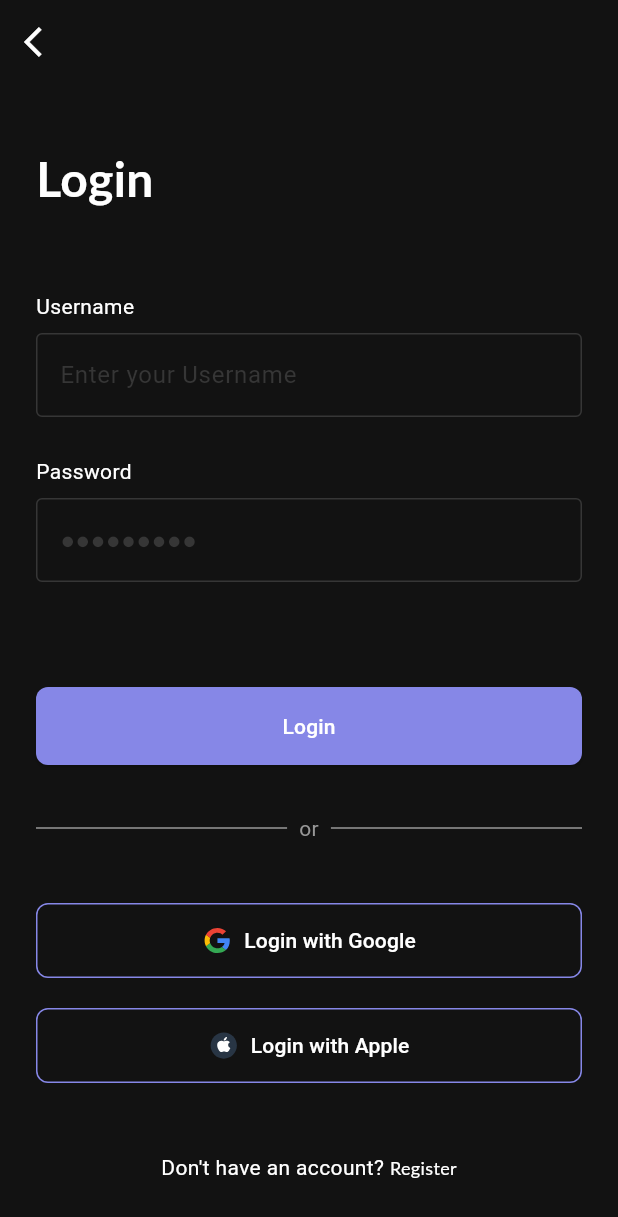
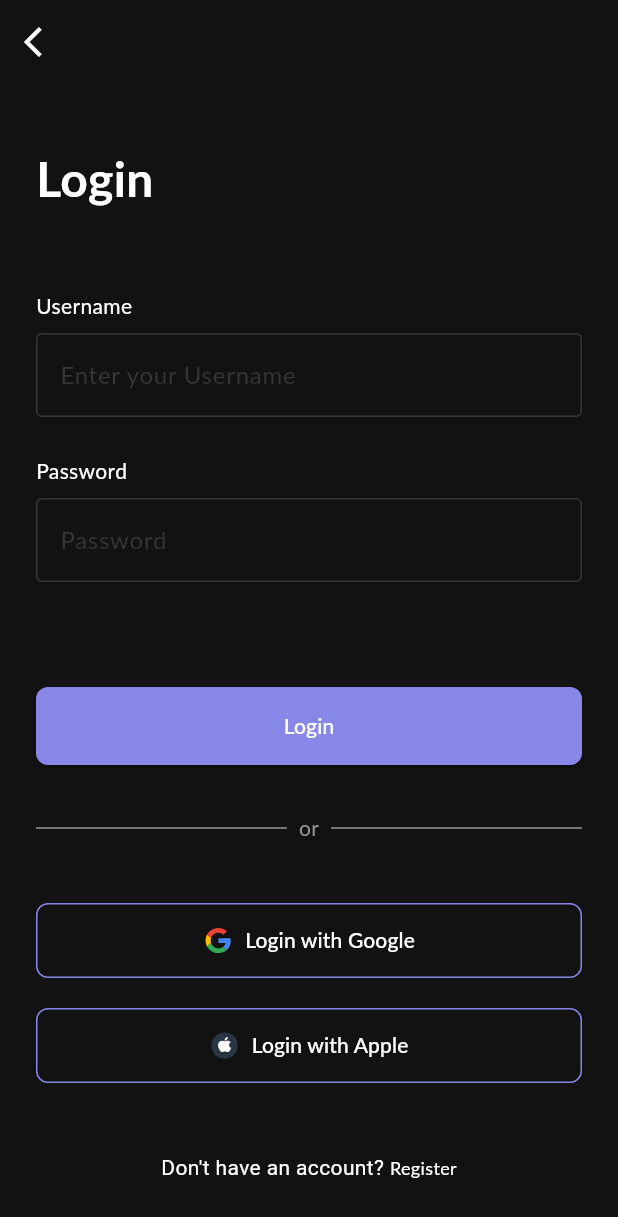
Before and after one commit to vinhdevz/note_app, a Flutter app: the screen it shows after launch, after a tap on "LOGIN", on a phone screen of 412 x 824 dp. Shown: the top 1217 px of the screen. Run offline on Flutter 3.47's test engine with Material 3 defaults, Android fonts, the phone set to English and light mode, and no system bars; our stand-ins replace flutter_svg; Roboto replaces fonts that are missing (Lato); statements that could not run were skipped.

```diff
--- a/lib/intro/intro_screen.dart
+++ b/lib/intro/intro_screen.dart
@@ -29,9 +29,27 @@ class _IntroScreenState extends State<IntroScreen> {
     return Scaffold(
       backgroundColor: tdBlack,
       body: Center(
+<<<<<<< HEAD
         child: SvgPicture.asset(
           'assets/images/logo.svg',
           width: 150,
+=======
+        child: Column(
+          mainAxisAlignment: MainAxisAlignment.center,
+          children: [
+            SvgPicture.asset('assets/images/logo2.svg', width: 150),
+            SizedBox(height: 20),
+            Text(
+              'UpTodo',
+              style: TextStyle(
+                color: tdWhite,
+                fontSize: 40,
+                fontWeight: FontWeight.w700,
+                fontFamily: 'Lato',
+              ),
+            ),
+          ],
+>>>>>>> 6c12871 (feat(register) : create register)
         ),
       ),
     );
--- a/lib/login/login_screen.dart
+++ b/lib/login/login_screen.dart
@@ -1,9 +1,19 @@
 import 'package:flutter/material.dart';
+import 'package:flutter_svg/flutter_svg.dart';
 import 'package:flutter_todo_app/constants/color.dart';
-import 'package:flutter_svg/flutter_svg.dart';
+import 'package:flutter_todo_app/register/register_screen.dart';
 
-class LoginScreen extends StatelessWidget {
+class LoginScreen extends StatefulWidget {
   const LoginScreen({super.key});
+
+  @override
+  State<LoginScreen> createState() => _LoginScreenState();
+}
+
+class _LoginScreenState extends State<LoginScreen> {
+  final _formKey = GlobalKey<FormState>();
+  final usernameController = TextEditingController();
+  final passwordController = TextEditingController();
 
   @override
   Widget build(BuildContext context) {
@@ -12,18 +22,16 @@ class LoginScreen extends StatelessWidget {
       appBar: AppBar(
         backgroundColor: tdBlack,
         elevation: 0,
-        leading: IconButton(
-          icon: const Icon(Icons.arrow_back_ios, color: tdWhite),
-          onPressed: () => Navigator.pop(context),
-        ),
+        leading: BackButtonCustom(),
       ),
       body: Padding(
-        padding: const EdgeInsets.symmetric(horizontal: 24),
-        child: Column(
-          crossAxisAlignment: CrossAxisAlignment.start,
+        padding: EdgeInsets.symmetric(horizontal: 24),
+        child: Form(
+          key: _formKey,
+          child: ListView(
             children: [
               SizedBox(height: 40),
-            const Text(
+              Text(
                 'Login',
                 style: TextStyle(
                   fontSize: 32,
@@ -32,133 +40,156 @@ class LoginScreen extends StatelessWidget {
                   color: tdWhite,
                 ),
               ),
-            const SizedBox(height: 52),
+              SizedBox(height: 52),
 
-            const Text('Username', style: TextStyle(color: tdWhite)),
-            const SizedBox(height: 8),
-            TextField(
+              Text('Username',
+              style:
+              TextStyle(color: tdWhite)),
+              SizedBox(height: 8),
+              TextFormField(
+                controller: usernameController,
+                validator: (value) =>
+                    value == null || value.isEmpty ? 'Username is required' : null,
                 decoration: InputDecoration(
                   hintText: 'Enter your Username',
-                hintStyle: const TextStyle(color: tdGrey),
-                enabledBorder: OutlineInputBorder(
+                  hintStyle:
+                  TextStyle(color: tdGrey),
+                  enabledBorder:
+                  OutlineInputBorder(
+                  borderSide:
+                  BorderSide(color: tdGrey),
+                  ),
+                  focusedBorder:
+                  OutlineInputBorder(
+                  borderSide:
+                  BorderSide(color: tdPurple),
+                  ),
+                ),
+                style:
+                TextStyle(color: tdWhite),
+              ),
+              SizedBox(height: 26),
+
+              Text('Password',
+              style:
+              TextStyle(color: tdWhite)),
+              SizedBox(height: 8),
+              TextFormField(
+                controller: passwordController,
+                obscureText: true,
+                validator: (value) => value == null || value.length < 6
+                    ? 'Password must be at least 6 characters'
+                    : null,
+                decoration: InputDecoration(
+                  hintText: 'Password',
+                  hintStyle:
+                  TextStyle(color: tdGrey),
+                  enabledBorder:
+                  OutlineInputBorder(
                     borderSide: BorderSide(color: tdGrey),
                   ),
                   focusedBorder: OutlineInputBorder(
                     borderSide: BorderSide(color: tdPurple),
                   ),
                 ),
-              style: const TextStyle(color: tdWhite),
-            ),
-            const SizedBox(height: 26),
-
-            const Text('Password', style: TextStyle(color: tdWhite)),
-            const SizedBox(height: 8),
-            TextField(
-              obscureText: true,
-              decoration: InputDecoration(
-                hintText: '●●●●●●●●●',
-                hintStyle: const TextStyle(color: tdGrey),
-                enabledBorder: OutlineInputBorder(
-                  borderSide: BorderSide(color: tdGrey),
-                ),
-                focusedBorder: OutlineInputBorder(
-                  borderSide: BorderSide(color: tdPurple),
-                ),
-              ),
-              style: const TextStyle(color: tdWhite),
+                style:
+                TextStyle(color: tdWhite),
               ),
               const SizedBox(height: 70),
 
               SizedBox(
                 width: double.infinity,
                 child: ElevatedButton(
-                onPressed: () {},
+                  onPressed: () {
+                    if (_formKey.currentState!.validate()) {
+                      debugPrint('Username: ${usernameController.text}');
+                      debugPrint('Password: ${passwordController.text}');
+                    }
+                  },
                   style: ElevatedButton.styleFrom(
                     backgroundColor: tdPurple,
-                  padding: const EdgeInsets.symmetric(vertical: 16),
+                    padding: EdgeInsets.symmetric(vertical: 16),
                     shape: RoundedRectangleBorder(
                       borderRadius: BorderRadius.circular(8),
                     ),
                   ),
-                child: const Text(
-                  'Login',
-                  style: TextStyle(color: tdWhite),
+                  child:
+                  Text('Login',
+                  style: TextStyle(color: tdWhite)),
                 ),
               ),
-            ),
-
-            const SizedBox(height: 32),
+              SizedBox(height: 32),
 
               Row(
                 children: [
-                const Expanded(child: Divider(color: tdGrey2)),
-                const Padding(
+                  Expanded(
+                  child:
+                  Divider(color: tdGrey2)),
+                  Padding(
                     padding: EdgeInsets.symmetric(horizontal: 8),
-                  child: Text('or', style: TextStyle(color: tdGrey2)),
+                    child:
+                    Text('or',
+                    style: TextStyle(color: tdGrey2)),
                   ),
-                const Expanded(child: Divider(color: tdGrey2)),
+                  Expanded(
+                    child:
+                    Divider(color: tdGrey2)),
                 ],
               ),
-            const SizedBox(height: 40),
+              SizedBox(height: 40),
 
               OutlinedButton.icon(
                 onPressed: () {},
-              icon: SvgPicture.asset(
-                'assets/icons/google.svg',
-                width: 20,
-                height: 20,
-              ),
-              label: const Text('Login with Google'),
-              style: OutlinedButton.styleFrom(
+                icon: SvgPicture.asset('assets/icons/google.svg', width: 20),
+                label:
+                Text('Login with Google'),
+                style:
+                OutlinedButton.styleFrom(
                   foregroundColor: tdWhite,
                   side: BorderSide(color: tdPurple),
-                padding: const EdgeInsets.symmetric(vertical: 14),
+                  padding: EdgeInsets.symmetric(vertical: 14),
                   minimumSize: Size.fromHeight(50),
                   shape: RoundedRectangleBorder(
                     borderRadius: BorderRadius.circular(8),
                   ),
                 ),
               ),
-            const SizedBox(height: 20),
+              SizedBox(height: 20),
 
               OutlinedButton.icon(
                 onPressed: () {},
-              icon: SvgPicture.asset(
-                'assets/icons/apple.svg',
-                width: 20,
-                height: 20,
-              ),
-              label: const Text('Login with Apple'),
-              style: OutlinedButton.styleFrom(
+                icon: SvgPicture.asset('assets/icons/apple.svg', width: 20),
+                label:
+                Text('Login with Apple'),
+                style:
+                OutlinedButton.styleFrom(
                   foregroundColor: tdWhite,
                   side: BorderSide(color: tdPurple),
-                padding: const EdgeInsets.symmetric(vertical: 14),
+                  padding: EdgeInsets.symmetric(vertical: 14),
                   minimumSize: Size.fromHeight(50),
                   shape: RoundedRectangleBorder(
                     borderRadius: BorderRadius.circular(8),
                   ),
                 ),
               ),
-            const SizedBox(height: 46),
+              SizedBox(height: 46),
 
               Center(
                 child: GestureDetector(
-                // onTap: () {
-                //   Navigator.push(
-                //     context,
-                //     MaterialPageRoute(
-                //       builder: (context) =>  RegisterScreen(),
-                //     ),
-                //   );
-                // },
+                  onTap: () {
+                    Navigator.push(context, MaterialPageRoute(builder: (context) => RegisterScreen()
+                    ),
+                    );
+                  },
                   child: Text.rich(
                     TextSpan(
                       text: "Don't have an account? ",
-                    style: const TextStyle(color: tdWhite),
+                      style:
+                      TextStyle(color: tdWhite),
                       children: [
                         TextSpan(
                           text: 'Register',
-                        style: TextStyle(
+                          style: const TextStyle(
                             fontSize: 12,
                             color: tdWhite,
                             fontWeight: FontWeight.w400,
@@ -173,6 +204,18 @@ class LoginScreen extends StatelessWidget {
             ],
           ),
         ),
+      ),
     );
   }
 }
+class BackButtonCustom extends StatelessWidget {
+  const BackButtonCustom({super.key});
+
+  @override
+  Widget build(BuildContext context) {
+    return IconButton(
+      icon: Icon(Icons.arrow_back_ios, color: tdWhite),
+      onPressed: () => Navigator.pop(context),
+    );
+  }
+}
--- a/lib/main.dart
+++ b/lib/main.dart
@@ -1,4 +1,5 @@
 import 'package:flutter/material.dart';
+import 'package:flutter_todo_app/register/register_screen.dart';
 import 'intro/intro_screen.dart';
 
 void main() {
@@ -15,14 +16,14 @@ class MyApp extends StatelessWidget {
       theme: ThemeData(
         brightness: Brightness.dark,
         scaffoldBackgroundColor: Colors.black,
-        fontFamily: 'Roboto',
+        fontFamily: 'Lato',
         colorScheme: ColorScheme.fromSeed(
           seedColor: Colors.deepPurple,
           brightness: Brightness.dark,
         ),
         useMaterial3: true,
       ),
-      home: const IntroScreen(),
+      home: IntroScreen(),
     );
   }
 }
--- a/lib/register/register_screen.dart
+++ b/lib/register/register_screen.dart
@@ -4,8 +4,6 @@ import 'package:flutter_todo_app/constants/color.dart';
 import 'package:flutter_todo_app/login/login_screen.dart';
 
 class RegisterScreen extends StatefulWidget {
-  const RegisterScreen({super.key});
-
   @override
   State<RegisterScreen> createState() => _RegisterScreenState();
 }
--- a/lib/welcome/welcom_screen.dart
+++ b/lib/welcome/welcom_screen.dart
@@ -14,7 +14,11 @@ class WelcomeScreen extends StatelessWidget {
         backgroundColor: tdBlack,
         elevation: 0,
         leading: IconButton(
+<<<<<<< HEAD
           icon: const Icon(Icons.arrow_back_ios, color: Colors.white),
+=======
+          icon: const Icon(Icons.arrow_back_ios, color: tdWhite),
+>>>>>>> 6c12871 (feat(register) : create register)
           onPressed: () {
             Navigator.pop(context);
           },
@@ -29,9 +33,16 @@ class WelcomeScreen extends StatelessWidget {
             const Text(
               'Welcome to UpTodo',
               style: TextStyle(
+<<<<<<< HEAD
                 color: Colors.white,
                 fontSize: 32,
                 fontWeight: FontWeight.bold,
+=======
+                color: tdWhite,
+                fontSize: 32,
+                fontWeight: FontWeight.w700,
+                fontFamily: 'Lato',
+>>>>>>> 6c12871 (feat(register) : create register)
               ),
               textAlign: TextAlign.center,
             ),
@@ -41,6 +52,11 @@ class WelcomeScreen extends StatelessWidget {
               style: TextStyle(
                 color: tdGrey,
                 fontSize: 16,
+<<<<<<< HEAD
+=======
+                fontWeight: FontWeight.w400,
+                fontFamily: 'Lato',
+>>>>>>> 6c12871 (feat(register) : create register)
               ),
               textAlign: TextAlign.center,
             ),
@@ -66,6 +82,10 @@ class WelcomeScreen extends StatelessWidget {
                     color: tdWhite,
                     fontSize: 16,
                     fontWeight: FontWeight.w400,
+<<<<<<< HEAD
+=======
+                    fontFamily: 'Lato',
+>>>>>>> 6c12871 (feat(register) : create register)
                   ),
                 ),
               ),
```
Also changed, not shown: pubspec.yaml (+4 -4 lines), assets/fonts/Lato/Lato-Black.ttf (added), assets/fonts/Lato/Lato-BlackItalic.ttf (added), assets/fonts/Lato/Lato-Bold.ttf (added), assets/fonts/Lato/Lato-BoldItalic.ttf (added), assets/fonts/Lato/Lato-Italic.ttf (added), assets/fonts/Lato/Lato-Light.ttf (added), assets/fonts/Lato/Lato-LightItalic.ttf (added), assets/fonts/Lato/Lato-Regular.ttf (added), assets/fonts/Lato/Lato-Thin.ttf (added), assets/fonts/Lato/Lato-ThinItalic.ttf (added), assets/images/logo.svg (added), pubspec.lock. Lines whose indentation alone changed are shown as unchanged.
